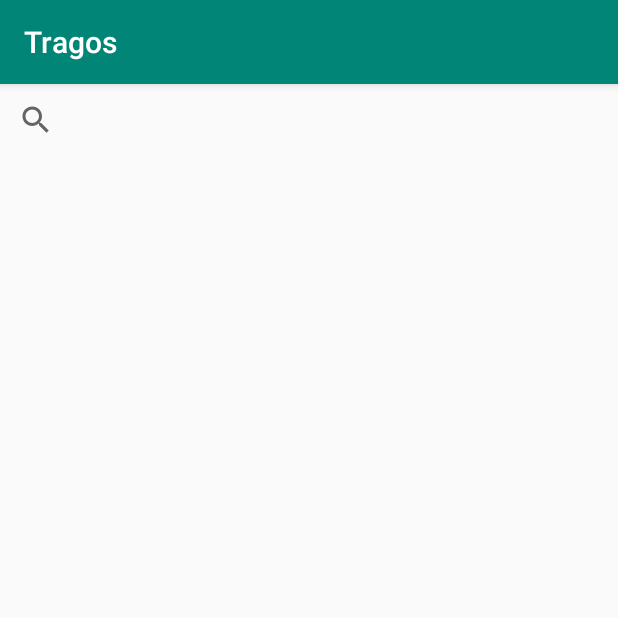
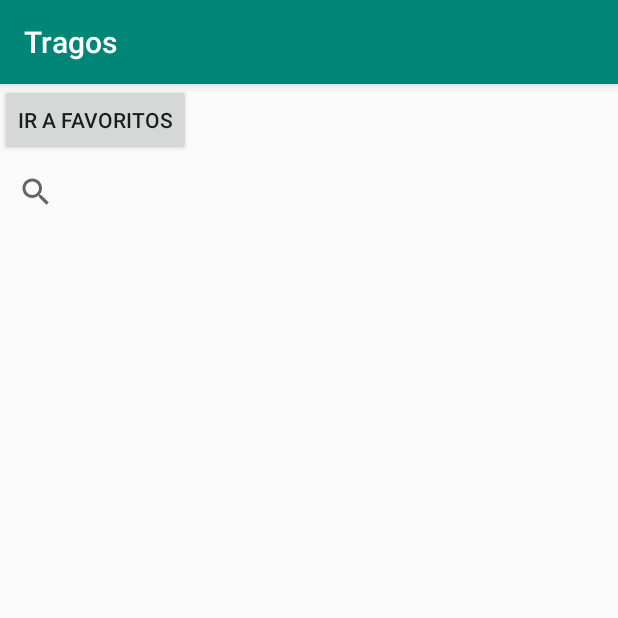
Before and after one commit to reloadersystem/TragosApp, an Android app: the screen it shows after launch (MainActivity), on a phone screen of 412 x 824 dp, the top half of it. Run offline under Robolectric (Android 15) with nearby library versions, the phone set to English and light mode, and no system bars; our stand-ins replace Room's generated code, navigation-ui.

Commit message:
guardado favoritos

```diff
--- a/app/src/main/java/com/reloader/tragosapp/data/DataSource.kt
+++ b/app/src/main/java/com/reloader/tragosapp/data/DataSource.kt
@@ -1,41 +1,26 @@
 package com.reloader.tragosapp.data
 
+import com.reloader.tragosapp.AppDatabase
 import com.reloader.tragosapp.data.model.Drink
+import com.reloader.tragosapp.data.model.DrinkEntity
 import com.reloader.tragosapp.vo.Resource
 import com.reloader.tragosapp.vo.RetrofitClient
 
-class DataSource {
+class DataSource(private val appDatabase: AppDatabase) {
 
 
     suspend fun getTragoByName(tragoName: String): Resource<List<Drink>> {
         return Resource.Success(RetrofitClient.webService.getTragoByName(tragoName).drinkList)
     }
 
-//    val generateTragosList = Resource.Success(
-//        listOf(
-//            Drink(
-//                "https://www.recetas-argentinas.com/base/stock/Recipe/2-image/2-image_web.jpg",
-//                "Margarita",
-//                "con azucar, vodka"
-//            ),
-//            Drink(
-//                "https://media.cnnchile.com/sites/2/2019/04/fernet-branca-740x430.jpg",
-//                "Fernet",
-//                "con coca"
-//            ),
-//            Drink(
-//                "https://cdn.needish.com/prod-boxfish/7aff760a-76db-47b4-9594-6720a1b422b5-grpn/scale/900x600.jpg",
-//                "toro",
-//                "toro con pritty"
-//            ),
-//            Drink(
-//                "https://encrypted-tbn0.gstatic.com/images?q=tbn%3AANd9GcT3a1WiMh1-ei_ThaWm2QrxBu-KPBvrQLGkzg&usqp=CAU",
-//                "Gancia",
-//                "Gancia con Sprite"
-//            )
-//        )
-//
-//    )
+    suspend fun insertTragoIntoRoom(trago: DrinkEntity) {
+        appDatabase.tragoDao().insertFavorite(trago)
+    }
+
+    suspend fun getTragosFavoritos(): Resource<List<DrinkEntity>> {
+        return Resource.Success(appDatabase.tragoDao().getAllFavoriteDrink())
+
+    }
 
 
 }
--- a/app/src/main/java/com/reloader/tragosapp/domain/Repo.kt
+++ b/app/src/main/java/com/reloader/tragosapp/domain/Repo.kt
@@ -1,8 +1,13 @@
 package com.reloader.tragosapp.domain
 
 import com.reloader.tragosapp.data.model.Drink
+import com.reloader.tragosapp.data.model.DrinkEntity
 import com.reloader.tragosapp.vo.Resource
 
 interface Repo {
     suspend fun getTragosList(tragoName: String): Resource<List<Drink>>
+
+    //room
+    suspend fun getTragosFavoritos():Resource<List<DrinkEntity>>
+    suspend fun insertTrago(trago:DrinkEntity)
 }
--- a/app/src/main/java/com/reloader/tragosapp/domain/TragosDao.kt
+++ b/app/src/main/java/com/reloader/tragosapp/domain/TragosDao.kt
@@ -1,10 +1,12 @@
 package com.reloader.tragosapp.domain
 
+import androidx.room.Dao
 import androidx.room.Insert
 import androidx.room.OnConflictStrategy
 import androidx.room.Query
 import com.reloader.tragosapp.data.model.DrinkEntity
 
+@Dao
 interface TragosDao {
     //para room
 
--- a/app/src/main/java/com/reloader/tragosapp/ui/MainFragment.kt
+++ b/app/src/main/java/com/reloader/tragosapp/ui/MainFragment.kt
@@ -8,11 +8,12 @@ import android.view.ViewGroup
 import android.widget.SearchView
 import android.widget.Toast
 import androidx.fragment.app.Fragment
-import androidx.fragment.app.viewModels
+import androidx.fragment.app.activityViewModels
 import androidx.lifecycle.Observer
 import androidx.navigation.fragment.findNavController
 import androidx.recyclerview.widget.DividerItemDecoration
 import androidx.recyclerview.widget.LinearLayoutManager
+import com.reloader.tragosapp.AppDatabase
 import com.reloader.tragosapp.R
 import com.reloader.tragosapp.data.DataSource
 import com.reloader.tragosapp.data.model.Drink
@@ -28,8 +29,8 @@ import kotlinx.android.synthetic.main.fragment_main.*
 class MainFragment : Fragment(), MainAdapter.OnTragoClickListener {
 
 
-    private val viewModel by viewModels<MainViewModel> {
-        VMFactory(RepoImpl(DataSource()))
+    private val viewModel by activityViewModels<MainViewModel> {
+        VMFactory(RepoImpl(DataSource(AppDatabase.getDatabase(requireActivity().applicationContext))))
     } // inyeccion de  dependencias
 
     override fun onCreate(savedInstanceState: Bundle?) {
@@ -53,6 +54,10 @@ class MainFragment : Fragment(), MainAdapter.OnTragoClickListener {
         setupSearchView()
 
         setupObservers()
+
+        btn_ir_favoritos.setOnClickListener {
+            findNavController().navigate(R.id.action_mainFragment_to_favoritosFragment)
+        }
 
     }
 
--- a/app/src/main/res/layout/fragment_main.xml
+++ b/app/src/main/res/layout/fragment_main.xml
@@ -6,6 +6,11 @@
     android:orientation="vertical"
     tools:context=".ui.MainFragment">
 
+<Button
+    android:id="@+id/btn_ir_favoritos"
+    android:text="ir a favoritos"
+    android:layout_width="wrap_content"
+    android:layout_height="wrap_content"></Button>
 
     <SearchView
         android:id="@+id/searchView"
--- a/app/src/main/res/navigation/main_graph.xml
+++ b/app/src/main/res/navigation/main_graph.xml
@@ -17,10 +17,22 @@
             app:exitAnim="@anim/slide_out_left"
             app:popEnterAnim="@anim/slide_in_left"
             app:popExitAnim="@anim/slider_out_right" />
+        <action
+            android:id="@+id/action_mainFragment_to_favoritosFragment"
+            app:destination="@id/favoritosFragment"
+            app:enterAnim="@anim/slide_in_right"
+            app:exitAnim="@anim/slide_out_left"
+            app:popEnterAnim="@anim/slide_in_left"
+            app:popExitAnim="@anim/slider_out_right" />
     </fragment>
     <fragment
         android:id="@+id/tragosDetalleFragment"
         android:name="com.reloader.tragosapp.ui.TragosDetalleFragment"
         android:label="Detalles"
         tools:layout="@layout/fragment_tragos_detalle" />
+    <fragment
+        android:id="@+id/favoritosFragment"
+        android:name="com.reloader.tragosapp.ui.FavoritosFragment"
+        android:label="fragment_favoritos"
+        tools:layout="@layout/fragment_favoritos" />
 </navigation>
```
Also changed, not shown: app/src/main/java/com/reloader/tragosapp/domain/RepoImpl.kt (+11 -1 lines), app/src/main/java/com/reloader/tragosapp/ui/FavoritosFragment.kt (added, +55 -0 lines), app/src/main/java/com/reloader/tragosapp/ui/TragosDetalleFragment.kt (+34 -0 lines), app/src/main/java/com/reloader/tragosapp/ui/viewmodel/MainViewModel.kt (+19 -0 lines), app/src/main/res/layout/fragment_favoritos.xml (added, +14 -0 lines).
